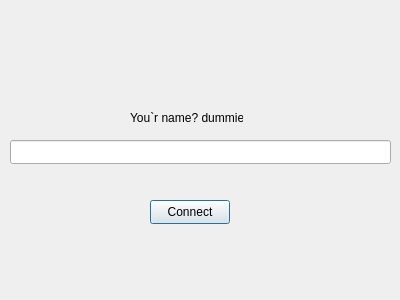
Above: Client/logindialog.ui from liseret/c4atik before the change. Below: the same form after it.
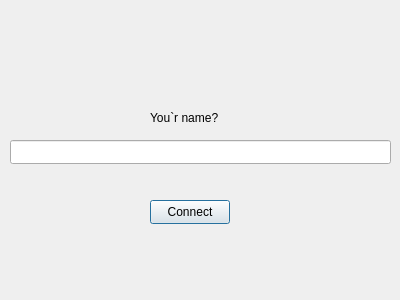
That is the form after the change.

```diff
--- a/Client/logindialog.ui
+++ b/Client/logindialog.ui
@@ -39,14 +39,14 @@
   <widget class="QLabel" name="label">
    <property name="geometry">
     <rect>
-     <x>130</x>
+     <x>150</x>
      <y>110</y>
      <width>113</width>
      <height>16</height>
     </rect>
    </property>
    <property name="text">
-    <string>You`r name? dummie</string>
+    <string>You`r name? </string>
    </property>
   </widget>
  </widget>
```
